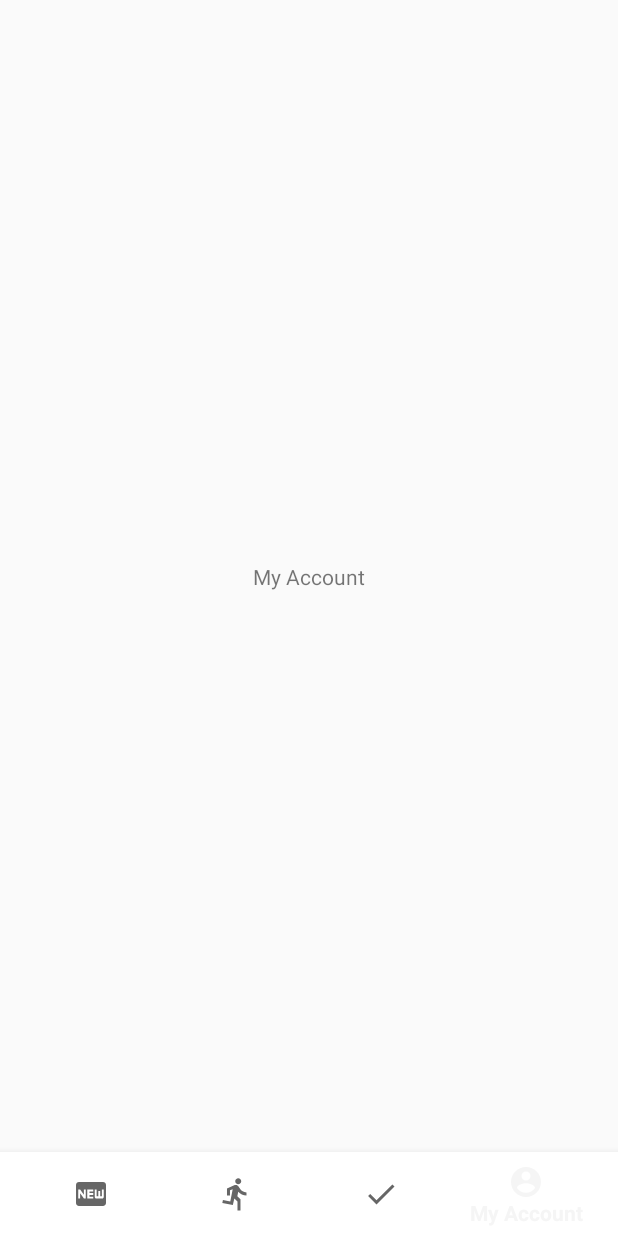
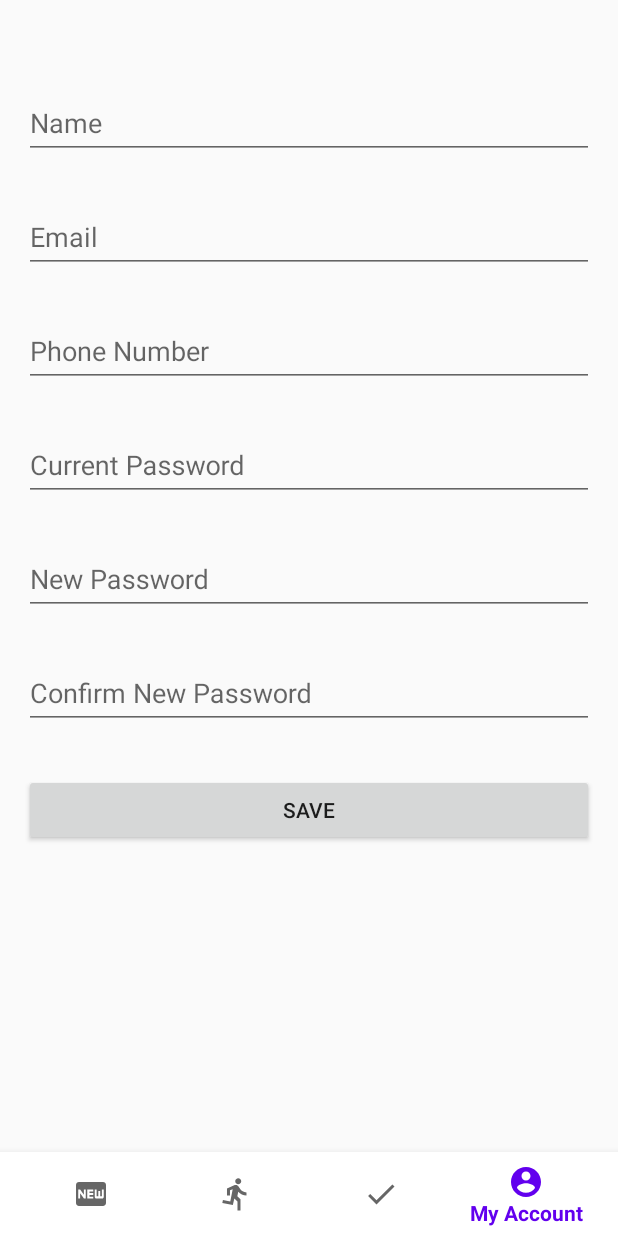
Before and after one commit to KC-WANG/FYP_CustomerAPP, an Android app: the MyAccountFragment screen opened through its navigation route, on a phone screen of 412 x 824 dp. Before the commit the screen is almost empty. Run offline under Robolectric (Android 15) with nearby library versions, the phone set to English and light mode, and no system bars; our stand-ins replace navigation-ui.

Commit message:
My Account UI

```diff
--- a/app/src/main/AndroidManifest.xml
+++ b/app/src/main/AndroidManifest.xml
@@ -11,13 +11,16 @@
         android:theme="@style/Theme.Rabbit_Customer">
         <activity
             android:name=".RegisterActivity"
-            android:theme="@style/Theme.Design.Light.NoActionBar"></activity>
+            android:screenOrientation="portrait"
+            android:theme="@style/AppTheme.NoActionBar" />
         <activity
             android:name=".DashboardActivity"
-            android:theme="@style/Theme.Design.Light.NoActionBar"></activity>
+            android:screenOrientation="portrait"
+            android:theme="@style/AppTheme.NoActionBar" />
         <activity
             android:name=".LoginActivity"
-            android:theme="@style/Theme.Design.Light.NoActionBar">
+            android:screenOrientation="portrait"
+            android:theme="@style/AppTheme.NoActionBar">
             <intent-filter>
                 <action android:name="android.intent.action.MAIN" />
                 <category android:name="android.intent.category.LAUNCHER" />
--- a/app/src/main/java/com/example/rabbit_customer/RegisterActivity.kt
+++ b/app/src/main/java/com/example/rabbit_customer/RegisterActivity.kt
@@ -9,6 +9,7 @@ import android.widget.Button
 import android.widget.EditText
 import android.widget.TextView
 import android.widget.Toast
+import com.example.rabbit_customer.models.User
 import com.google.android.gms.tasks.OnCompleteListener
 import com.google.firebase.auth.FirebaseAuth
 import com.google.firebase.auth.FirebaseUser
--- a/app/src/main/java/com/example/rabbit_customer/User.kt
+++ /dev/null
@@ -1,9 +0,0 @@
-package com.example.rabbit_customer
-
-data class User(var uid: String? = "",
-				var name: String? = "",
-				var email: String? = "",
-				var password: String? = "",
-				var phone: String? = "",
-				var type: String? = ""
-				)
--- /dev/null
+++ b/app/src/main/java/com/example/rabbit_customer/models/Order.kt
@@ -0,0 +1,18 @@
+package com.example.rabbit_customer.models
+
+class Order(
+	var id: String,
+	var uid: String,
+	var start: String,
+	var senderPhone: String,
+	var receiverPhone: String,
+	var startLatlng: String,
+	var endLatlng: String,
+	var end: String,
+	var size: String,
+	var img: String,
+	var remarks: String,
+	var driverId: String? = null,
+	var status: Int = 0    //0 send 1 被接單 2 已完成
+
+)
--- /dev/null
+++ b/app/src/main/java/com/example/rabbit_customer/models/User.kt
@@ -0,0 +1,10 @@
+package com.example.rabbit_customer.models
+
+class User(
+	var uid: String? = "",
+	var name: String? = "",
+	var email: String? = "",
+	var password: String? = "",
+	var phone: String? = "",
+	var type: String? = ""
+)
--- a/app/src/main/res/layout/activity_register.xml
+++ b/app/src/main/res/layout/activity_register.xml
@@ -70,7 +70,6 @@
             android:inputType="textEmailAddress"
             tools:text="abc@gmail.com" />
     </com.google.android.material.textfield.TextInputLayout>
-
 
     <com.google.android.material.textfield.TextInputLayout
         android:id="@+id/til_register_password"
--- a/app/src/main/res/layout/fragment_my_account.xml
+++ b/app/src/main/res/layout/fragment_my_account.xml
@@ -7,16 +7,142 @@
     android:layout_height="match_parent"
     tools:context=".MyAccountFragment">
 
-
-    <TextView
-        android:id="@+id/textView5"
-        android:layout_width="wrap_content"
+    <com.google.android.material.textfield.TextInputLayout
+        android:id="@+id/til_profile_name"
+        android:layout_width="match_parent"
         android:layout_height="wrap_content"
-        android:text="@string/my_account_title"
-        app:layout_constraintBottom_toBottomOf="parent"
+        android:layout_marginStart="16dp"
+        android:layout_marginTop="50dp"
+        android:layout_marginEnd="16dp"
+        android:hint="Name"
         app:layout_constraintEnd_toEndOf="parent"
         app:layout_constraintStart_toStartOf="parent"
-        app:layout_constraintTop_toTopOf="parent" />
+        app:layout_constraintTop_toTopOf="parent">
+
+        <EditText
+            android:id="@+id/et_profile_name"
+            android:layout_width="match_parent"
+            android:layout_height="match_parent"
+            android:inputType="text"
+            tools:text="Chris Wong" />
+    </com.google.android.material.textfield.TextInputLayout>
+
+    <com.google.android.material.textfield.TextInputLayout
+        android:id="@+id/til_profile_email"
+        android:layout_width="match_parent"
+        android:layout_height="wrap_content"
+        android:layout_marginStart="16dp"
+        android:layout_marginTop="20dp"
+        android:layout_marginEnd="16dp"
+        android:hint="Email"
+        app:layout_constraintEnd_toEndOf="parent"
+        app:layout_constraintStart_toStartOf="parent"
+        app:layout_constraintTop_toBottomOf="@+id/til_profile_name">
+
+        <EditText
+            android:id="@+id/et_profile_email"
+            android:layout_width="match_parent"
+            android:layout_height="match_parent"
+            android:inputType="textEmailAddress"
+            tools:text="abc@gmail.com" />
+    </com.google.android.material.textfield.TextInputLayout>
+
+    <com.google.android.material.textfield.TextInputLayout
+        android:id="@+id/til_profile_phone"
+        android:layout_width="match_parent"
+        android:layout_height="wrap_content"
+        android:layout_marginStart="16dp"
+        android:layout_marginTop="20dp"
+        android:layout_marginEnd="16dp"
+        android:hint="Phone Number"
+        app:layout_constraintEnd_toEndOf="parent"
+        app:layout_constraintStart_toStartOf="parent"
+        app:layout_constraintTop_toBottomOf="@+id/til_profile_email">
+
+        <EditText
+            android:id="@+id/et_profile_phone"
+            android:layout_width="match_parent"
+            android:layout_height="wrap_content"
+            android:inputType="phone"
+            tools:text="12345678" />
+    </com.google.android.material.textfield.TextInputLayout>
+
+    <com.google.android.material.textfield.TextInputLayout
+        android:id="@+id/til_profile_curr_pwd"
+        android:layout_width="match_parent"
+        android:layout_height="wrap_content"
+        android:layout_marginStart="16dp"
+        android:layout_marginTop="20dp"
+        android:layout_marginEnd="16dp"
+        android:hint="Current Password"
+        app:layout_constraintEnd_toEndOf="parent"
+        app:layout_constraintStart_toStartOf="parent"
+        app:layout_constraintTop_toBottomOf="@+id/til_profile_phone">
+
+        <EditText
+            android:id="@+id/et_profile_curr_pwd"
+            android:layout_width="match_parent"
+            android:layout_height="wrap_content"
+            android:inputType="textPassword"
+            tools:text="123456" />
+    </com.google.android.material.textfield.TextInputLayout>
+
+    <com.google.android.material.textfield.TextInputLayout
+        android:id="@+id/til_profile_new_pwd"
+        android:layout_width="match_parent"
+        android:layout_height="wrap_content"
+        android:layout_marginStart="16dp"
+        android:layout_marginTop="20dp"
+        android:layout_marginEnd="16dp"
+        android:hint="New Password"
+        app:layout_constraintEnd_toEndOf="parent"
+        app:layout_constraintStart_toStartOf="parent"
+        app:layout_constraintTop_toBottomOf="@+id/til_profile_curr_pwd">
+
+        <EditText
+            android:id="@+id/et_profile_new_pwd"
+            android:layout_width="match_parent"
+            android:layout_height="wrap_content"
+            android:inputType="textPassword"
+            tools:text="123456" />
+    </com.google.android.material.textfield.TextInputLayout>
+
+    <com.google.android.material.textfield.TextInputLayout
+        android:id="@+id/til_profile_new_confirm_pwd"
+        android:layout_width="match_parent"
+        android:layout_height="wrap_content"
+        android:layout_marginStart="16dp"
+        android:layout_marginTop="20dp"
+        android:layout_marginEnd="16dp"
+        android:hint="Confirm New Password"
+        app:layout_constraintEnd_toEndOf="parent"
+        app:layout_constraintStart_toStartOf="parent"
+        app:layout_constraintTop_toBottomOf="@+id/til_profile_new_pwd">
+
+        <EditText
+            android:id="@+id/et_profile_new_confirm_pwd"
+            android:layout_width="match_parent"
+            android:layout_height="wrap_content"
+            android:inputType="textPassword"
+            tools:text="123456" />
+    </com.google.android.material.textfield.TextInputLayout>
+
+    <Button
+        android:id="@+id/btn_Register"
+        android:layout_width="match_parent"
+        android:layout_height="wrap_content"
+        android:layout_gravity="center"
+        android:layout_marginStart="16dp"
+        android:layout_marginTop="30dp"
+        android:layout_marginEnd="16dp"
+        android:gravity="center"
+        android:text="@string/Save"
+        app:layout_constraintEnd_toEndOf="parent"
+        app:layout_constraintStart_toStartOf="parent"
+        app:layout_constraintTop_toBottomOf="@+id/til_profile_new_confirm_pwd" />
+
+
+
 
 
 </androidx.constraintlayout.widget.ConstraintLayout>
--- a/app/src/main/res/values/colors.xml
+++ b/app/src/main/res/values/colors.xml
@@ -7,4 +7,5 @@
     <color name="teal_700">#FF018786</color>
     <color name="black">#FF000000</color>
     <color name="white">#FFFFFFFF</color>
+    <color name="colourPri">#6200EE</color>
 </resources>
--- a/app/src/main/res/values/strings.xml
+++ b/app/src/main/res/values/strings.xml
@@ -11,6 +11,7 @@
     <string name="current_order_title">Current Order</string>
     <string name="past_order_title">Past Order</string>
     <string name="my_account_title">My Account</string>
-    <string name="dont_have_an_account">Do not have an account?</string>
+    <string name="dont_have_an_account">Don\'t have an account?</string>
     <string name="already_have_an_account">Already have an account?</string>
+    <string name="Save">SAVE</string>
 </resources>
--- /dev/null
+++ b/app/src/main/res/values/style.xml
@@ -0,0 +1,14 @@
+<?xml version="1.0" encoding="utf-8"?>
+<resources>
+
+    <style name="AppTheme" parent="Theme.AppCompat.Light.DarkActionBar">
+        <item name="colorPrimary">@color/purple_500</item>
+        <item name="colorPrimaryDark">@color/purple_700</item>
+        <item name="colorAccent">@color/teal_200</item>
+    </style>
+
+    <style name="AppTheme.NoActionBar">
+        <item name="windowActionBar">false</item>
+        <item name="windowNoTitle">true</item>
+    </style>
+</resources>
```
